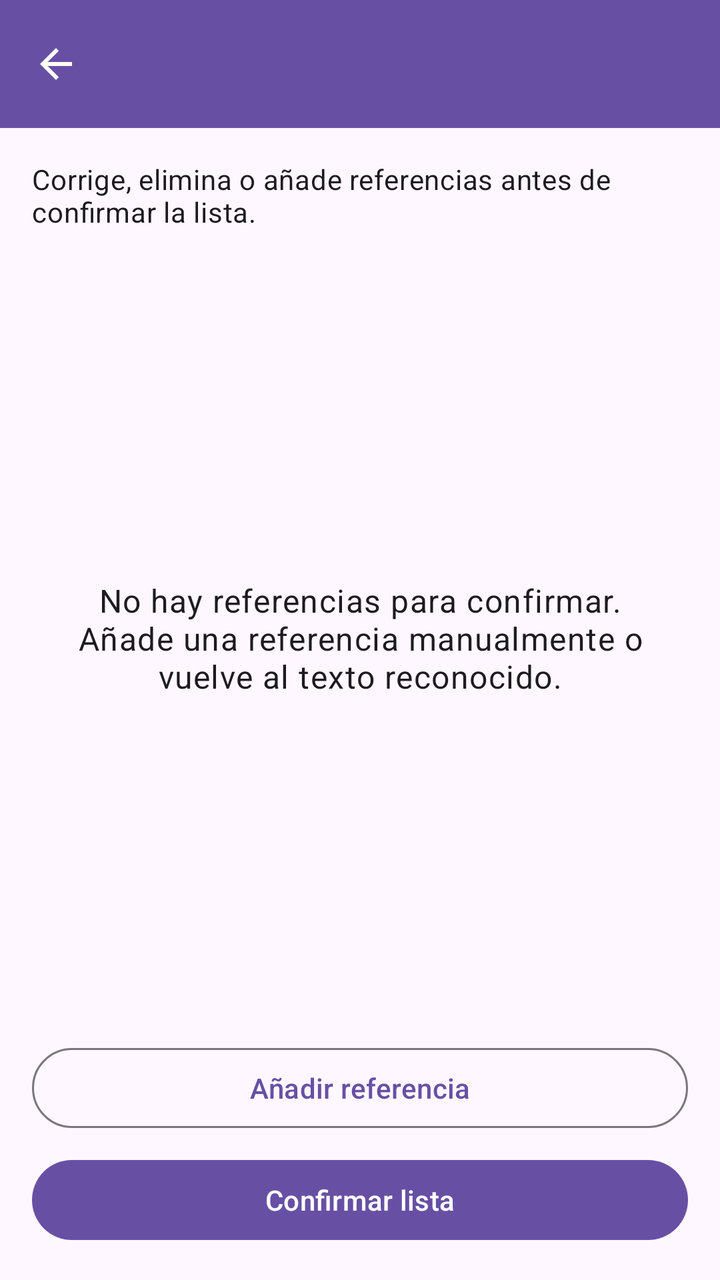
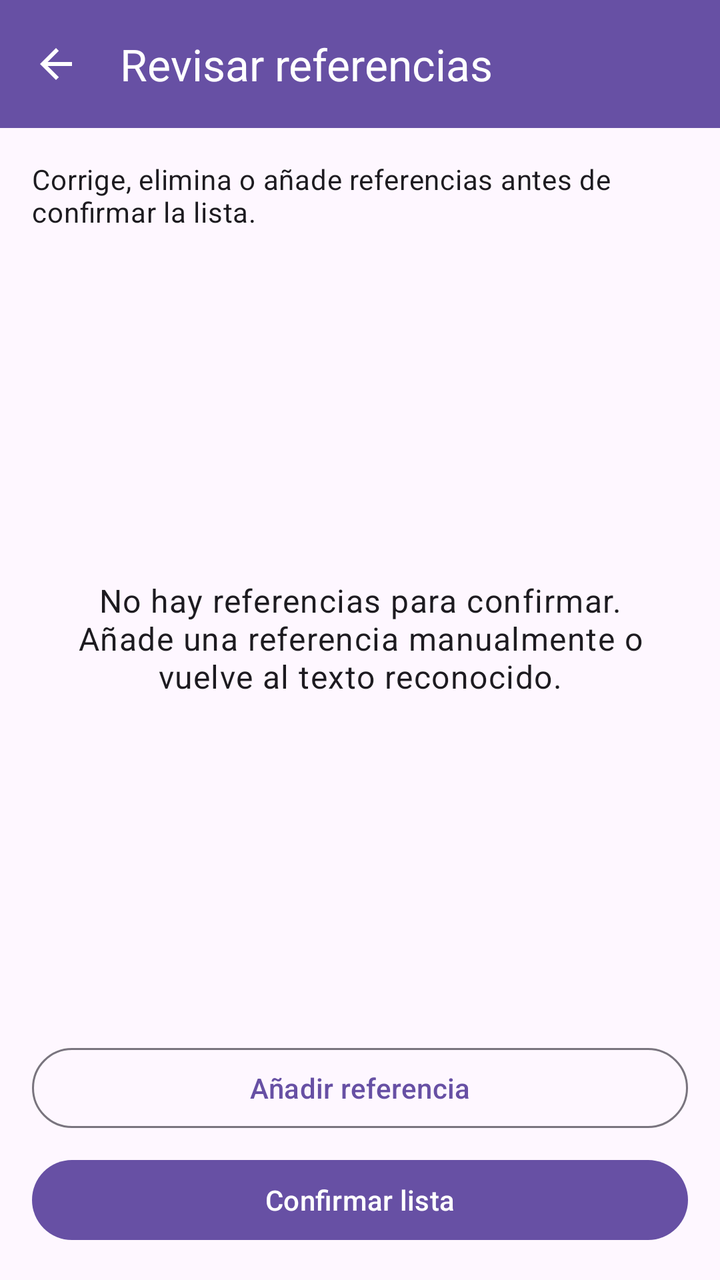

The first picture is an Android layout as it rendered before a commit; the second is the same layout after the commit. The layout source and the unified diff follow.
<!-- AndroidManifest.xml: application theme Theme.AlmacenTracker -->
<!-- res/layout/activity_reference_list_review.xml -->
<?xml version="1.0" encoding="utf-8"?>
<androidx.constraintlayout.widget.ConstraintLayout
    xmlns:android="http://schemas.android.com/apk/res/android"
    xmlns:app="http://schemas.android.com/apk/res-auto"
    android:layout_width="match_parent"
    android:layout_height="match_parent">

    <com.google.android.material.appbar.MaterialToolbar
        android:id="@+id/toolbar"
        android:layout_width="0dp"
        android:layout_height="?attr/actionBarSize"
        android:background="?attr/colorPrimary"
        android:title="@string/reference_list_review_title"
        app:navigationIcon="@drawable/ic_arrow_back"
        app:navigationIconTint="?attr/colorOnPrimary"
        app:navigationContentDescription="@string/navigate_back_action"
        app:titleTextColor="?attr/colorOnPrimary"
        app:layout_constraintEnd_toEndOf="parent"
        app:layout_constraintStart_toStartOf="parent"
        app:layout_constraintTop_toTopOf="parent" />

    <TextView
        android:id="@+id/descriptionText"
        android:layout_width="0dp"
        android:layout_height="wrap_content"
        android:layout_margin="16dp"
        android:text="@string/reference_list_review_description"
        android:textAppearance="?attr/textAppearanceBodyMedium"
        app:layout_constraintEnd_toEndOf="parent"
        app:layout_constraintStart_toStartOf="parent"
        app:layout_constraintTop_toBottomOf="@id/toolbar" />

    <TextView
        android:id="@+id/countText"
        android:layout_width="0dp"
        android:layout_height="wrap_content"
        android:layout_marginHorizontal="16dp"
        android:accessibilityLiveRegion="polite"
        android:textAppearance="?attr/textAppearanceTitleSmall"
        app:layout_constraintEnd_toEndOf="parent"
        app:layout_constraintStart_toStartOf="parent"
        app:layout_constraintTop_toBottomOf="@id/descriptionText" />

    <androidx.recyclerview.widget.RecyclerView
        android:id="@+id/referencesRecyclerView"
        android:layout_width="0dp"
        android:layout_height="0dp"
        android:clipToPadding="false"
        android:paddingVertical="8dp"
        app:layoutManager="androidx.recyclerview.widget.LinearLayoutManager"
        app:layout_constraintBottom_toTopOf="@id/actionsContainer"
        app:layout_constraintEnd_toEndOf="parent"
        app:layout_constraintStart_toStartOf="parent"
        app:layout_constraintTop_toBottomOf="@id/countText" />

    <LinearLayout
        android:id="@+id/emptyContainer"
        android:layout_width="0dp"
        android:layout_height="wrap_content"
        android:gravity="center"
        android:orientation="vertical"
        android:padding="24dp"
        app:layout_constraintBottom_toTopOf="@id/actionsContainer"
        app:layout_constraintEnd_toEndOf="parent"
        app:layout_constraintStart_toStartOf="parent"
        app:layout_constraintTop_toBottomOf="@id/countText">

        <TextView
            android:layout_width="match_parent"
            android:layout_height="wrap_content"
            android:gravity="center"
            android:text="@string/reference_list_review_empty"
            android:textAppearance="?attr/textAppearanceBodyLarge" />

    </LinearLayout>

    <LinearLayout
        android:id="@+id/actionsContainer"
        android:layout_width="0dp"
        android:layout_height="wrap_content"
        android:orientation="vertical"
        android:padding="16dp"
        app:layout_constraintBottom_toBottomOf="parent"
        app:layout_constraintEnd_toEndOf="parent"
        app:layout_constraintStart_toStartOf="parent">

        <com.google.android.material.button.MaterialButton
            android:id="@+id/addReferenceButton"
            style="@style/Widget.Material3.Button.OutlinedButton"
            android:layout_width="match_parent"
            android:layout_height="wrap_content"
            android:minHeight="48dp"
            android:text="@string/reference_list_review_add_action" />

        <com.google.android.material.button.MaterialButton
            android:id="@+id/confirmButton"
            android:layout_width="match_parent"
            android:layout_height="wrap_content"
            android:layout_marginTop="8dp"
            android:minHeight="48dp"
            android:text="@string/reference_list_review_confirm_action" />

    </LinearLayout>

</androidx.constraintlayout.widget.ConstraintLayout>
<!-- resources referenced by this layout -->
<resources>
  <!-- drawable ic_arrow_back (drawable) -->
  <vector xmlns:android="http://schemas.android.com/apk/res/android"
      android:width="24dp"
      android:height="24dp"
      android:viewportWidth="24"
      android:viewportHeight="24">
  
      <path
          android:fillColor="@android:color/white"
          android:pathData="M20,11H7.83l5.59,-5.59L12,4l-8,8 8,8 1.42,-1.41L7.83,13H20v-2z" />
  
  </vector>
  <string name="navigate_back_action">
          Volver
      </string>
  <string name="reference_list_review_add_action"> Añadir referencia </string>
  <string name="reference_list_review_confirm_action"> Confirmar lista </string>
  <string name="reference_list_review_description">
          Corrige, elimina o añade referencias antes de confirmar la lista.
      </string>
  <string name="reference_list_review_empty">
          No hay referencias para confirmar. Añade una referencia manualmente o vuelve al texto reconocido.
      </string>
  <string name="reference_list_review_title"> Revisar referencias </string>
  <style name="Theme.AlmacenTracker" parent="Base.Theme.AlmacenTracker" />
  <style name="Base.Theme.AlmacenTracker" parent="Theme.Material3.DayNight.NoActionBar">
          
          
      </style>
</resources>

<!-- the commit's change to res/layout/activity_reference_list_review.xml (unified diff, before → after) -->
@@ -10,10 +10,10 @@
         android:layout_width="0dp"
         android:layout_height="?attr/actionBarSize"
         android:background="?attr/colorPrimary"
-        android:title="@string/reference_list_review_title"
         app:navigationIcon="@drawable/ic_arrow_back"
         app:navigationIconTint="?attr/colorOnPrimary"
         app:navigationContentDescription="@string/navigate_back_action"
+        app:title="@string/reference_list_review_title"
         app:titleTextColor="?attr/colorOnPrimary"
         app:layout_constraintEnd_toEndOf="parent"
         app:layout_constraintStart_toStartOf="parent"
